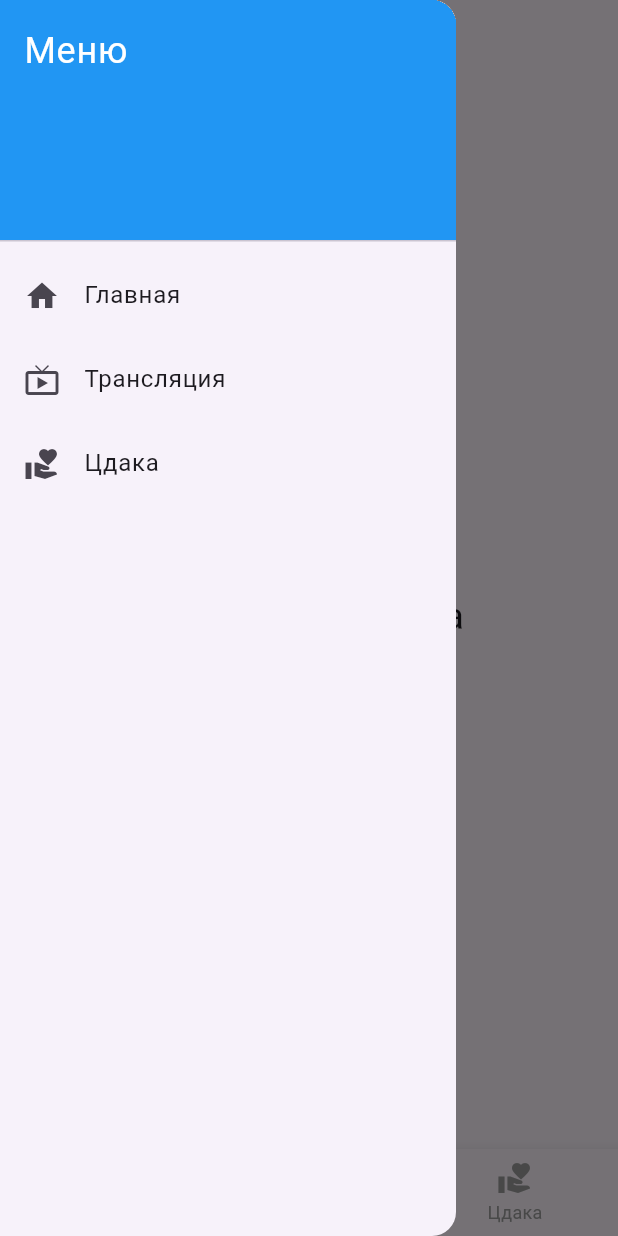
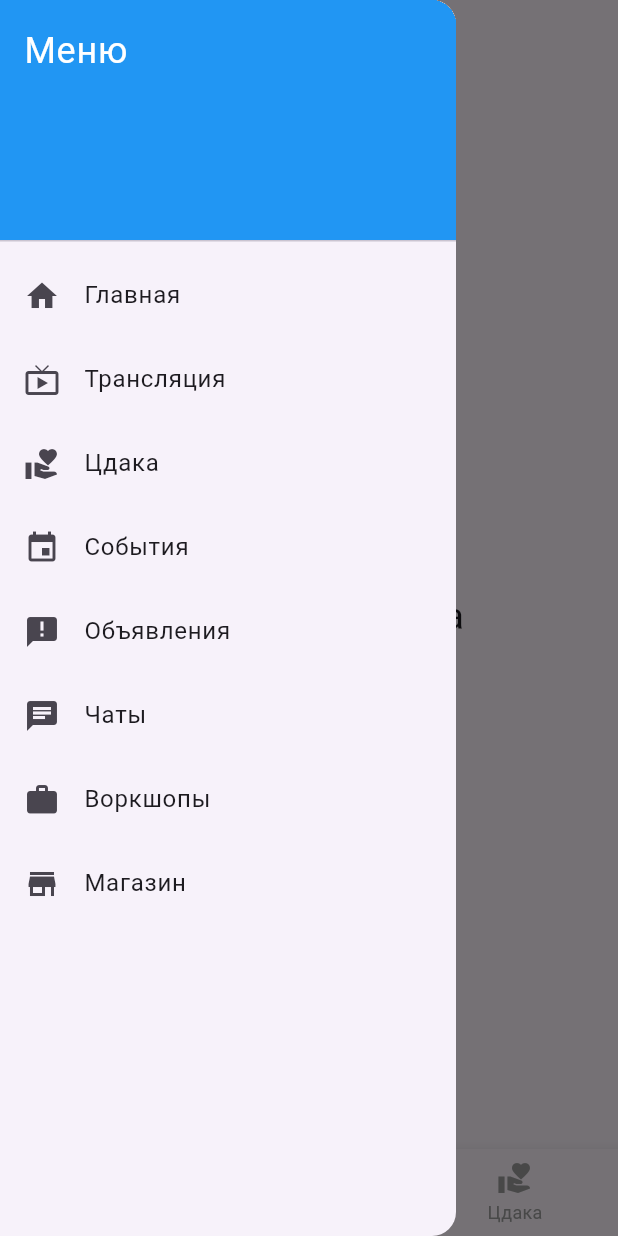
Before and after one commit to Git-p31/my_flutter_app, a Flutter app: the screen it shows after launch, with the side drawer open, on a phone screen of 412 x 824 dp. Run offline on Flutter 3.47's test engine with Material 3 defaults, Android fonts, the light colour scheme and no system bars; our stand-ins replace youtube_player_flutter.

Commit message:
юутуб

```diff
--- a/lib/main.dart
+++ b/lib/main.dart
@@ -34,7 +34,7 @@ class _MyHomePageState extends State<MyHomePage> {
 
   static final List<Widget> _widgetOptions = <Widget>[
     const Text('Главная страница', style: TextStyle(fontSize: 24)),
-    const LivestreamsPage(), // Страница с трансляциями
+    const LivestreamsPage(),
     const Text('Цдака', style: TextStyle(fontSize: 24)),
   ];
 
@@ -90,6 +90,41 @@ class _MyHomePageState extends State<MyHomePage> {
                 _onItemTapped(2);
               },
             ),
+            ListTile(
+              leading: const Icon(Icons.event),
+              title: const Text('События'),
+              onTap: () {
+                Navigator.pop(context);
+              },
+            ),
+            ListTile(
+              leading: const Icon(Icons.announcement),
+              title: const Text('Объявления'),
+              onTap: () {
+                Navigator.pop(context);
+              },
+            ),
+            ListTile(
+              leading: const Icon(Icons.chat),
+              title: const Text('Чаты'),
+              onTap: () {
+                Navigator.pop(context);
+              },
+            ),
+            ListTile(
+              leading: const Icon(Icons.work),
+              title: const Text('Воркшопы'),
+              onTap: () {
+                Navigator.pop(context);
+              },
+            ),
+            ListTile(
+              leading: const Icon(Icons.store),
+              title: const Text('Магазин'),
+              onTap: () {
+                Navigator.pop(context);
+              },
+            ),
           ],
         ),
       ),
@@ -142,7 +177,6 @@ class _LivestreamsPageState extends State<LivestreamsPage> {
     fetchLiveStreams();
   }
 
-  // Метод для получения информации о прямых трансляциях
   Future<void> fetchLiveStreams() async {
     final shomerTvLive = await getLiveStreamId(shomerTvChannelId);
     final kemoNetworkLive = await getLiveStreamId(kemoNetworkChannelId);
@@ -153,7 +187,6 @@ class _LivestreamsPageState extends State<LivestreamsPage> {
     });
   }
 
-  // Запрос к YouTube API для получения ID текущей трансляции
   Future<String?> getLiveStreamId(String channelId) async {
     final url =
         'https://www.googleapis.com/youtube/v3/search?part=snippet&channelId=$channelId&eventType=live&type=video&key=$apiKey';
```
